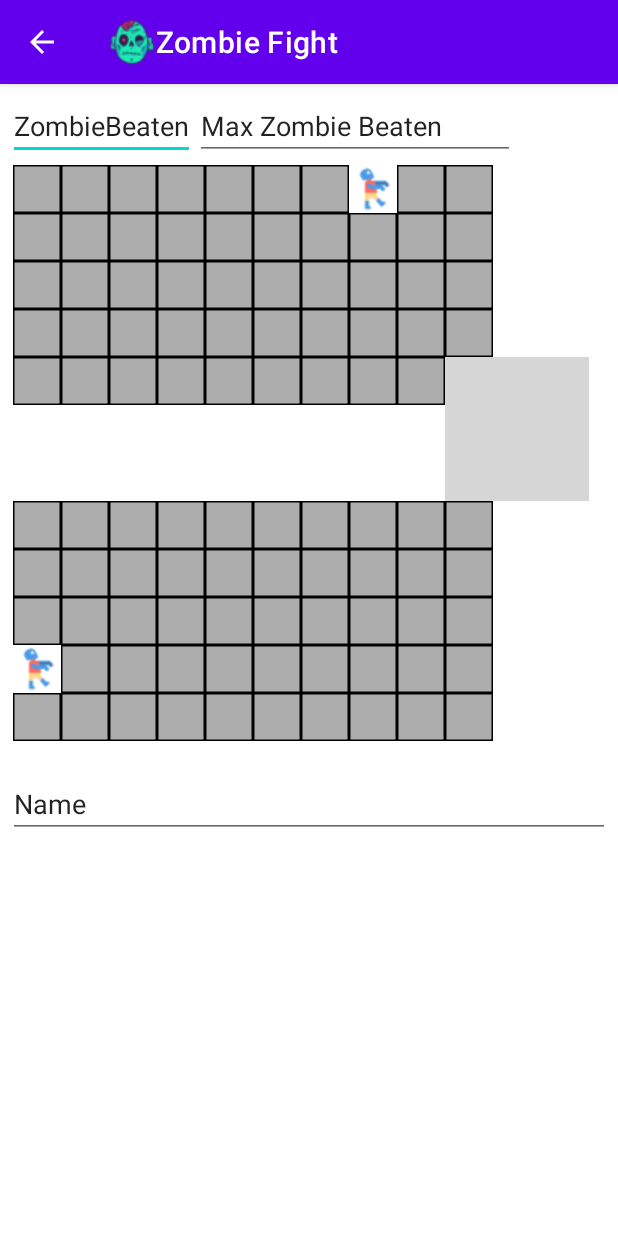
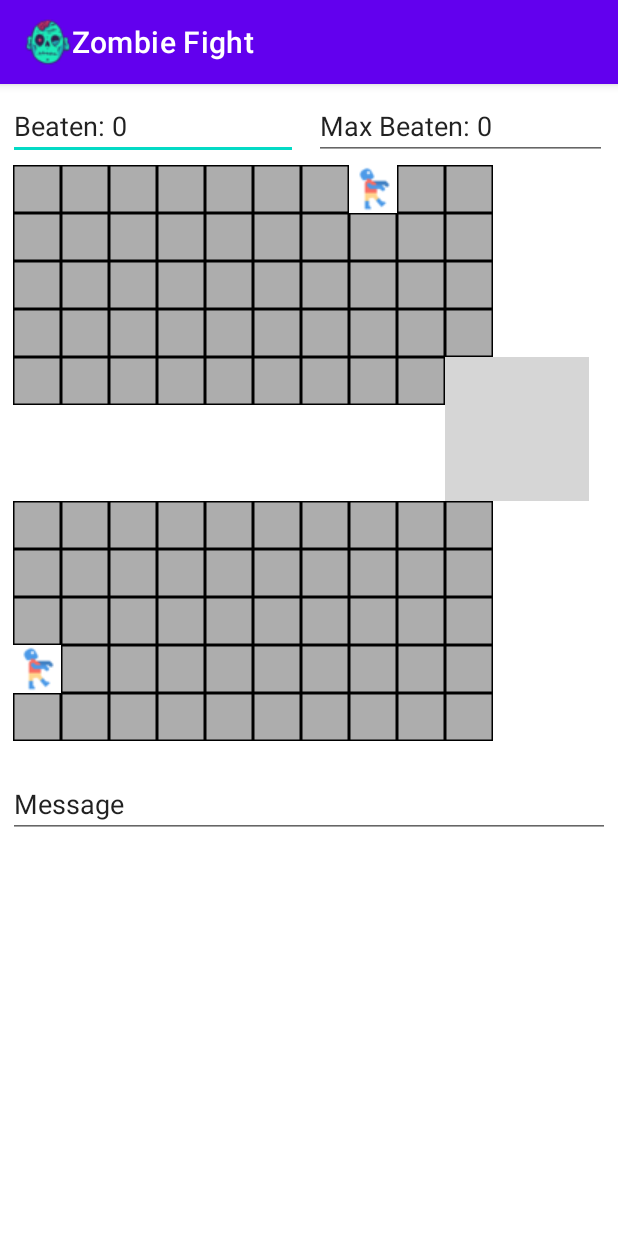
Before and after one commit to MishIvan/ZombieFight, an Android app: the screen it shows after launch (MainActivity), on a phone screen of 412 x 824 dp. Run offline under Robolectric (Android 15) with nearby library versions, the phone set to English and light mode, and no system bars; grey boxes are pictures that could not be loaded.

Commit message:
Версия в разработке 20210910 движение человек реализовано

```diff
--- a/app/src/main/java/com/app/zombiefight/GameField.java
+++ b/app/src/main/java/com/app/zombiefight/GameField.java
@@ -1,5 +1,7 @@
 package com.app.zombiefight;
 
+
+import android.util.Size;
 
 import java.util.ArrayList;
 
@@ -30,11 +32,10 @@ public class GameField {
     private static int rows;
     private static int columns;
 
-    public static void setGameField(String fieldSize)
+    public static void setGameField(Size fieldSize)
     {
-        String [] size = fieldSize.split("x");
-        rows = Integer.parseInt(size[0]);
-        columns = Integer.parseInt(size[1]);
+        rows = fieldSize.getWidth();
+        columns = fieldSize.getHeight();
         gameField = new char[rows][columns];
         for(int i=0;i<rows;i++)
             for(int j=0; j<columns;j++)
@@ -89,7 +90,7 @@ public class GameField {
         gameField[row][col] = PERSON;
     }
     // найти замби по координате
-    public static Entity findZombieByCoords(int row, int column)
+    public static Entity findZombieByCoordinates(int row, int column)
     {
         Entity ent = null;
         for(Entity el : zombies)
@@ -107,4 +108,5 @@ public class GameField {
         }
         return ent;
     }
+    public static Entity getCreature() { return creature;}
 }
--- a/app/src/main/java/com/app/zombiefight/MainActivity.java
+++ b/app/src/main/java/com/app/zombiefight/MainActivity.java
@@ -28,6 +28,7 @@ public class MainActivity extends AppCompatActivity {
         {
             Entity zombie = GameField.findZombieById(entityId);
             if(zombie == null) return;
+            if(zombie.getStatus() == GameField.KILLED) return;
             Bundle data = msg.getData();
             Size _old = data.getSize("oldCoords");
             Size _new = data.getSize("newCoords");
@@ -51,19 +52,23 @@ public class MainActivity extends AppCompatActivity {
         }
 
     }
-
+    private GridLayout field;
     @Override
     protected void onCreate(Bundle savedInstanceState) {
         super.onCreate(savedInstanceState);
         setContentView(R.layout.activity_main);
         androidx.appcompat.app.ActionBar ab = getSupportActionBar();
         if (ab != null) {
-            ab.setDisplayOptions(ActionBar.DISPLAY_SHOW_HOME | ActionBar.DISPLAY_SHOW_TITLE
-                    | ActionBar.DISPLAY_HOME_AS_UP);
+            ab.setDisplayShowHomeEnabled(true);
             ab.setIcon(R.drawable.zombie_icon);
         }
-        GameField.setGameField("10x10");
-        GridLayout field = findViewById(R.id.idField);
+        field = findViewById(R.id.idField);
+        InitGame(new Size(10,10));
+
+    }
+    //инициализация игры
+    private void InitGame(Size fieldSize) {
+        GameField.setGameField(fieldSize);
         int n = GameField.getRows();
         int m = GameField.getColumns();
         field.setRowCount(n);
@@ -86,23 +91,35 @@ public class MainActivity extends AppCompatActivity {
                 pars.width = GridLayout.LayoutParams.WRAP_CONTENT;
                 pars.height = GridLayout.LayoutParams.WRAP_CONTENT;
                 image.setLayoutParams(pars);
-                image.setTag("Img"+i+"x"+j);
+                image.setTag(new Size(i,j));
 
-                image.setOnTouchListener(new View.OnTouchListener() {
-                    @Override
-                    public boolean onTouch(View v, MotionEvent event) {
-                        ImageView img = (ImageView) v;
-                        String tag = img.getTag().toString();
+                image.setOnTouchListener((v, event) -> {
+                    Entity creature = GameField.getCreature();
+                    if(creature == null) return false;
+                    if(creature.getStatus() == GameField.KILLED) return false;
+                    ImageView img = (ImageView) v;
+                    Size tag = (Size) img.getTag();
+                    int x = tag.getWidth();
+                    int y = tag.getHeight();
+                    int row = creature.getRow();
+                    int column = creature.getColumn();
+                    creature.move(x, y);
+                    if(creature.getStatus() == GameField.MOVING)
+                    {
                         TextView label = findViewById(R.id.idMessage);
-                        label.setText(tag);
-                        return false;
+                        label.setText("Row:" + x + " Column:" + y);
+                        ImageView oldimg = field.findViewWithTag(new Size(row,column));
+                        Bitmap bmpold = BitmapFactory.decodeResource(getResources(), R.drawable.empty);
+                        oldimg.setImageBitmap(bmpold);
+                        Bitmap bmpnew = BitmapFactory.decodeResource(getResources(), R.drawable.man);
+                        img.setImageBitmap(bmpnew);
                     }
+                    return true;
                 });
 
                 field.addView(image, pars);
             }
         }
-
     }
 
 }
--- a/app/src/main/res/layout/activity_main.xml
+++ b/app/src/main/res/layout/activity_main.xml
@@ -8,21 +8,26 @@
         android:layout_height="match_parent"
         tools:context=".MainActivity" android:layout_margin="5dp">
     <androidx.gridlayout.widget.GridLayout
-            android:layout_width="wrap_content"
-            android:layout_height="wrap_content" app:rowCount="1" app:columnCount="2">
+            android:layout_width="match_parent"
+            android:layout_height="wrap_content"
+            app:rowCount="1"
+            app:columnCount="2"
+            android:textAlignment="viewStart">
 
         <EditText
-                android:text="ZombieBeaten"
-                android:layout_width="wrap_content"
+                android:text="Beaten: 0"
+                android:layout_width="193dp"
                 android:layout_height="wrap_content" android:id="@+id/idZCount"
-                app:layout_column="0" app:layout_row="0"/>
+                app:layout_column="0" app:layout_row="0" android:clickable="false" android:editable="false"
+                android:layout_marginRight="5dp"/>
         <EditText
-                android:layout_width="wrap_content"
+                android:layout_width="195dp"
                 android:layout_height="wrap_content"
                 android:inputType="textPersonName"
-                android:text="Max Zombie Beaten"
+                android:text="Max Beaten: 0"
                 android:ems="10"
-                android:id="@+id/idZCountMax" app:layout_column="1" app:layout_row="0"/>
+                android:id="@+id/idZCountMax" app:layout_column="1" app:layout_row="0" android:editable="false"
+                android:clickable="false" android:layout_marginLeft="5dp"/>
     </androidx.gridlayout.widget.GridLayout>
     <androidx.gridlayout.widget.GridLayout
             android:layout_width="match_parent"
@@ -34,7 +39,8 @@
             android:layout_width="match_parent"
             android:layout_height="wrap_content"
             android:inputType="textPersonName"
-            android:text="Name"
+            android:text="Message"
             android:ems="10"
-            android:id="@+id/idMessage" android:gravity="bottom"/>
+            android:id="@+id/idMessage" android:gravity="bottom" android:clickable="false"
+            android:cursorVisible="false" android:editable="false"/>
 </LinearLayout>
```
Also changed, not shown: app/src/main/java/com/app/zombiefight/Entity.java (+17 -38 lines).
